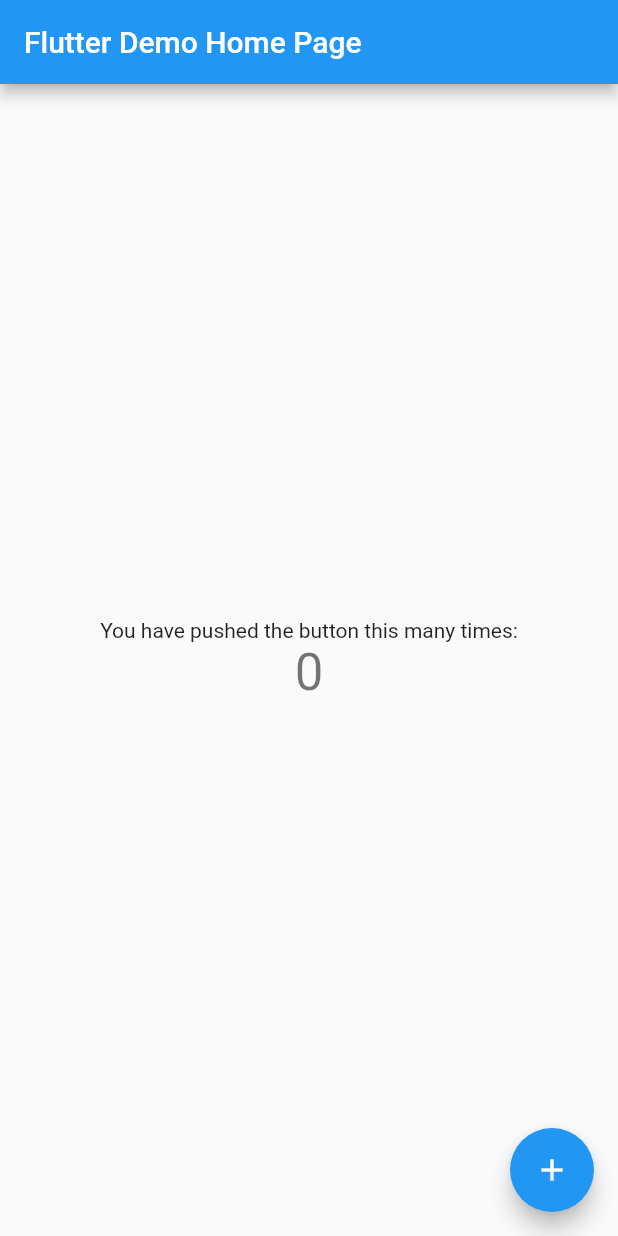
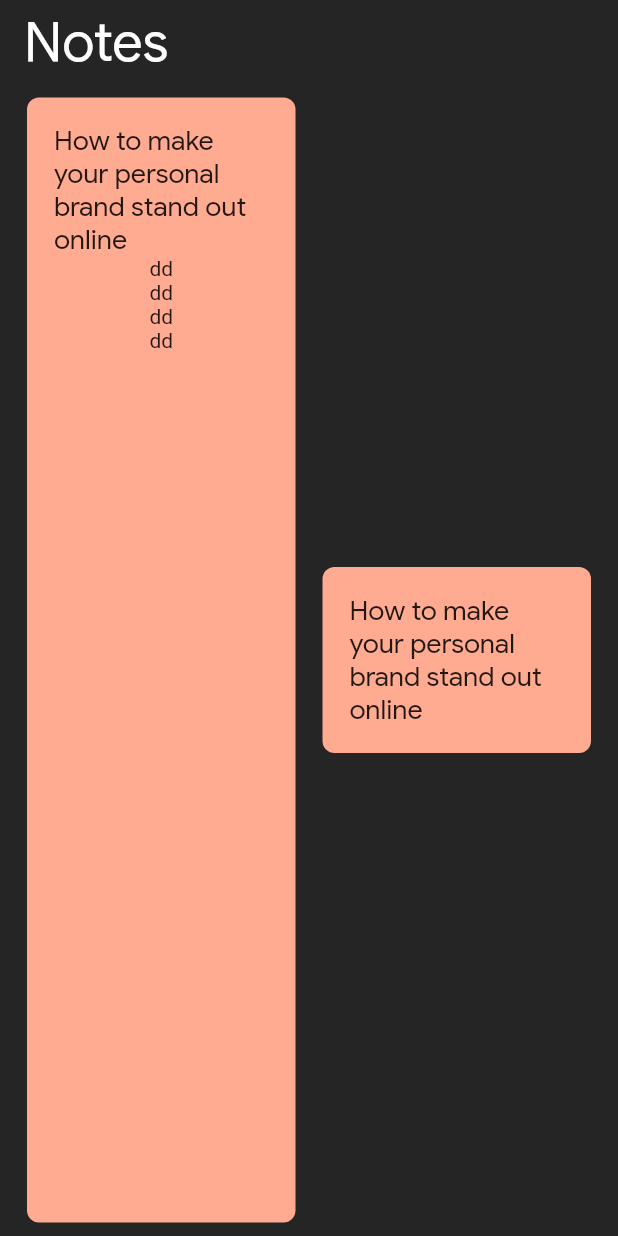
Before and after one commit to oddlyspaced/flutter-notes, a Flutter app: the screen it shows after launch, on a phone screen of 412 x 824 dp. Run offline on Flutter 3.47's test engine with Material 2 defaults, Android fonts, the phone set to English and light mode, and no system bars.

```diff
--- a/lib/main.dart
+++ b/lib/main.dart
@@ -1,117 +1,115 @@
 import 'package:flutter/material.dart';
 
 void main() {
-  runApp(MyApp());
+  runApp(NotesApp());
 }
 
-class MyApp extends StatelessWidget {
-  // This widget is the root of your application.
+class NotesApp extends StatelessWidget {
   @override
   Widget build(BuildContext context) {
     return MaterialApp(
-      title: 'Flutter Demo',
-      theme: ThemeData(
-        // This is the theme of your application.
-        //
-        // Try running your application with "flutter run". You'll see the
-        // application has a blue toolbar. Then, without quitting the app, try
-        // changing the primarySwatch below to Colors.green and then invoke
-        // "hot reload" (press "r" in the console where you ran "flutter run",
-        // or simply save your changes to "hot reload" in a Flutter IDE).
-        // Notice that the counter didn't reset back to zero; the application
-        // is not restarted.
-        primarySwatch: Colors.blue,
-        // This makes the visual density adapt to the platform that you run
-        // the app on. For desktop platforms, the controls will be smaller and
-        // closer together (more dense) than on mobile platforms.
-        visualDensity: VisualDensity.adaptivePlatformDensity,
-      ),
-      home: MyHomePage(title: 'Flutter Demo Home Page'),
+      title: 'Notes',
+      home: NotesHome(),
     );
   }
 }
 
-class MyHomePage extends StatefulWidget {
-  MyHomePage({Key key, this.title}) : super(key: key);
-
-  // This widget is the home page of your application. It is stateful, meaning
-  // that it has a State object (defined below) that contains fields that affect
-  // how it looks.
-
-  // This class is the configuration for the state. It holds the values (in this
-  // case the title) provided by the parent (in this case the App widget) and
-  // used by the build method of the State. Fields in a Widget subclass are
-  // always marked "final".
-
-  final String title;
-
+class NotesHome extends StatefulWidget {
   @override
-  _MyHomePageState createState() => _MyHomePageState();
+  _NotesHomeState createState() => _NotesHomeState();
 }
 
-class _MyHomePageState extends State<MyHomePage> {
-  int _counter = 0;
-
-  void _incrementCounter() {
-    setState(() {
-      // This call to setState tells the Flutter framework that something has
-      // changed in this State, which causes it to rerun the build method below
-      // so that the display can reflect the updated values. If we changed
-      // _counter without calling setState(), then the build method would not be
-      // called again, and so nothing would appear to happen.
-      _counter++;
-    });
-  }
-
+class _NotesHomeState extends State<NotesHome> {
   @override
   Widget build(BuildContext context) {
-    // This method is rerun every time setState is called, for instance as done
-    // by the _incrementCounter method above.
-    //
-    // The Flutter framework has been optimized to make rerunning build methods
-    // fast, so that you can just rebuild anything that needs updating rather
-    // than having to individually change instances of widgets.
     return Scaffold(
       appBar: AppBar(
-        // Here we take the value from the MyHomePage object that was created by
-        // the App.build method, and use it to set our appbar title.
-        title: Text(widget.title),
+        backgroundColor: Color.fromARGB(255, 37, 37, 37),
+        elevation: 0,
+        title: Text(
+          "Notes",
+          style: TextStyle(
+            fontFamily: "GoogleSans",
+            fontSize: 36,
+          ),
+        ),
       ),
-      body: Center(
-        // Center is a layout widget. It takes a single child and positions it
-        // in the middle of the parent.
-        child: Column(
-          // Column is also a layout widget. It takes a list of children and
-          // arranges them vertically. By default, it sizes itself to fit its
-          // children horizontally, and tries to be as tall as its parent.
-          //
-          // Invoke "debug painting" (press "p" in the console, choose the
-          // "Toggle Debug Paint" action from the Flutter Inspector in Android
-          // Studio, or the "Toggle Debug Paint" command in Visual Studio Code)
-          // to see the wireframe for each widget.
-          //
-          // Column has various properties to control how it sizes itself and
-          // how it positions its children. Here we use mainAxisAlignment to
-          // center the children vertically; the main axis here is the vertical
-          // axis because Columns are vertical (the cross axis would be
-          // horizontal).
-          mainAxisAlignment: MainAxisAlignment.center,
+      body: Container(
+        color: Color.fromARGB(255, 37, 37, 37),
+        child: Row(
           children: <Widget>[
-            Text(
-              'You have pushed the button this many times:',
+            Container(
+              width: MediaQuery.of(context).size.width / 2,
+              child: Card(
+                shape: RoundedRectangleBorder(
+                  borderRadius: BorderRadius.circular(8),
+                ),
+                margin: EdgeInsets.only(
+                  left: 18,
+                  right: 9,
+                  bottom: 9,
+                  top: 9,
+                ),
+                color: Color.fromARGB(255, 255, 171, 145),
+                elevation: 0,
+                child: Padding(
+                  padding: EdgeInsets.all(18),
+                  child: Column(
+                    children: <Widget>[
+                      Text(
+                        "How to make your personal brand stand out online",
+                        style: TextStyle(
+                          fontFamily: "GoogleSans",
+                          fontSize: 18,
+                        ),
+                      ),
+                      Text("dd"),
+                      Text("dd"),
+                      Text("dd"),
+                      Text("dd"),
+
+                    ],
+                  ),
+                ),
+              ),
             ),
-            Text(
-              '$_counter',
-              style: Theme.of(context).textTheme.headline4,
-            ),
+
+
+            Container(
+              width: MediaQuery.of(context).size.width / 2,
+              child: Card(
+                shape: RoundedRectangleBorder(
+                  borderRadius: BorderRadius.circular(8),
+                ),
+                margin: EdgeInsets.only(
+                  left: 9,
+                  right: 18,
+                  bottom: 9,
+                  top: 9,
+                ),
+                color: Color.fromARGB(255, 255, 171, 145),
+                elevation: 0,
+                child: Padding(
+                  padding: EdgeInsets.all(18),
+                  child: Row(
+                    children: <Widget>[
+                      Flexible(
+                        child: Text(
+                          "How to make your personal brand stand out online",
+                          style: TextStyle(
+                            fontFamily: "GoogleSans",
+                            fontSize: 18,
+                          ),
+                        ),
+                      ),
+                    ],
+                  ),
+                ),
+              ),
+            )
           ],
         ),
       ),
-      floatingActionButton: FloatingActionButton(
-        onPressed: _incrementCounter,
-        tooltip: 'Increment',
-        child: Icon(Icons.add),
-      ), // This trailing comma makes auto-formatting nicer for build methods.
     );
   }
 }
```
